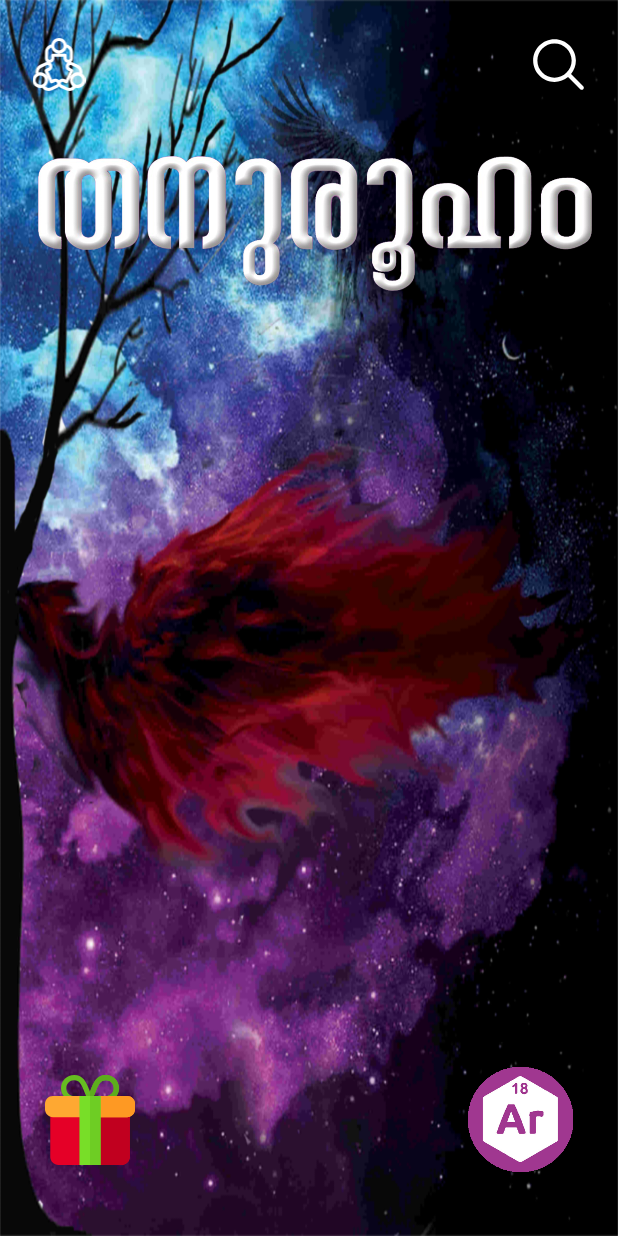
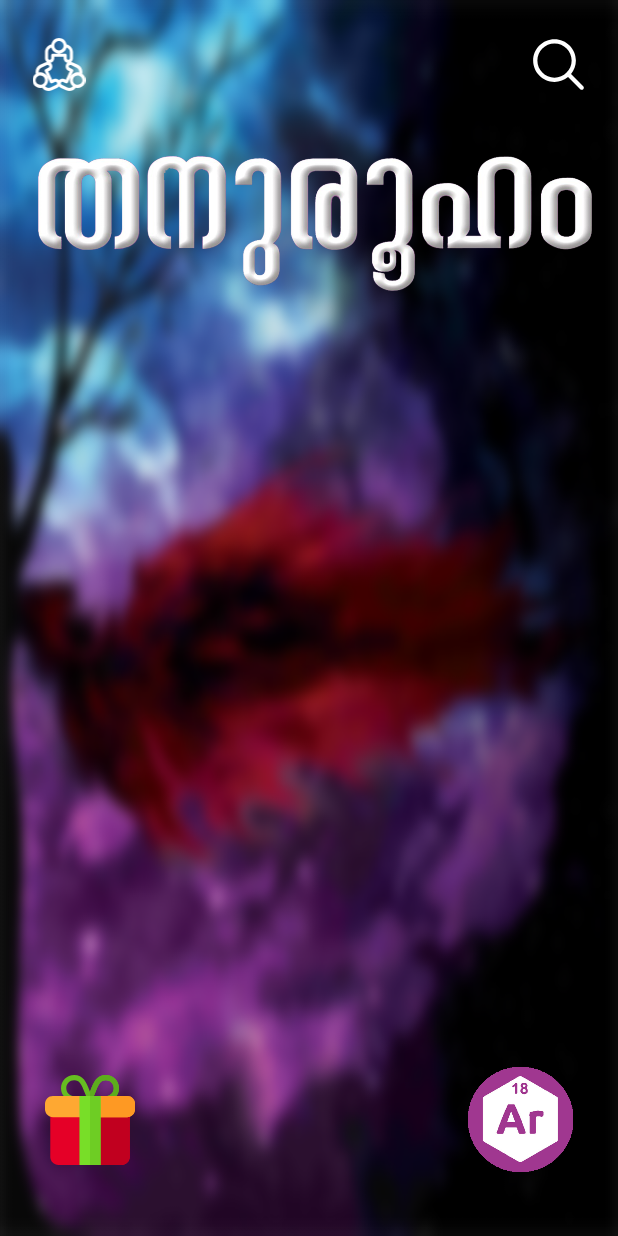
Before and after one commit to muhammadthahir6/magzineapp, an Android app: the screen it shows after launch (Main2Activity), on a phone screen of 412 x 824 dp. Run offline under Robolectric (Android 15) with nearby library versions, the phone set to English and light mode, and no system bars; our stand-ins replace CircleImageView; libraries missing offline, so code that uses them is left out: java.security.acl; 6 statements that could not run were skipped.

Commit message:
Done Almost...

```diff
--- a/app/src/main/res/layout/activity_main2.xml
+++ b/app/src/main/res/layout/activity_main2.xml
@@ -7,7 +7,7 @@
         android:fitsSystemWindows="true"
         android:layout_width="match_parent"
         android:layout_height="match_parent"
-        android:background="@drawable/than"
+        android:background="@drawable/thannu"
         android:orientation="vertical"
         tools:context=".Main2Activity"
         >
```
Also changed, not shown: app/src/main/res/drawable/thannu.png (added).
